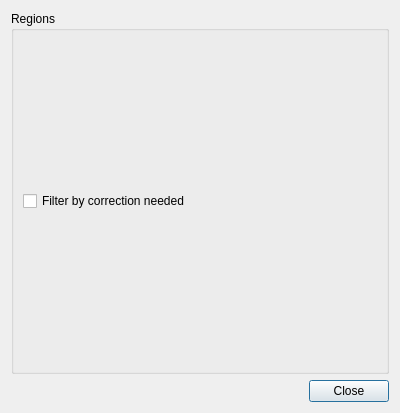
Before: the Qt Designer form qt/FeedbackDialog.ui in RENCI/Segmentor, drawn with Qt 5.
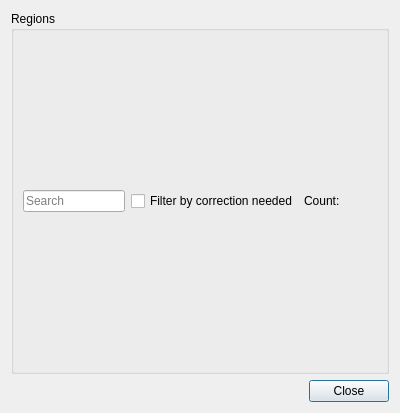
After: the same form once the commit is applied.

The edit to the form file:
```diff
--- a/qt/FeedbackDialog.ui
+++ b/qt/FeedbackDialog.ui
@@ -21,6 +21,15 @@
      </property>
      <layout class="QVBoxLayout" name="verticalLayout_3">
       <item>
+       <layout class="QHBoxLayout" name="horizontalLayout_2">
+        <item>
+         <widget class="QLineEdit" name="searchLineEdit">
+          <property name="placeholderText">
+           <string>Search</string>
+          </property>
+         </widget>
+        </item>
+        <item>
        <widget class="QCheckBox" name="filterCheckBox">
         <property name="text">
          <string>Filter by correction needed</string>
@@ -28,7 +37,32 @@
        </widget>
       </item>
       <item>
-       <layout class="QVBoxLayout" name="verticalLayout_2"/>
+         <widget class="QLabel" name="countLabel">
+          <property name="styleSheet">
+           <string notr="true">margin-bottom: .1em;</string>
+          </property>
+          <property name="text">
+           <string>Count: </string>
+          </property>
+          <property name="alignment">
+           <set>Qt::AlignLeading|Qt::AlignLeft|Qt::AlignVCenter</set>
+          </property>
+         </widget>
+        </item>
+        <item>
+         <spacer name="horizontalSpacer">
+          <property name="orientation">
+           <enum>Qt::Horizontal</enum>
+          </property>
+          <property name="sizeHint" stdset="0">
+           <size>
+            <width>40</width>
+            <height>20</height>
+           </size>
+          </property>
+         </spacer>
+        </item>
+       </layout>
       </item>
      </layout>
     </widget>
```
Lines whose indentation alone changed are shown as unchanged.
